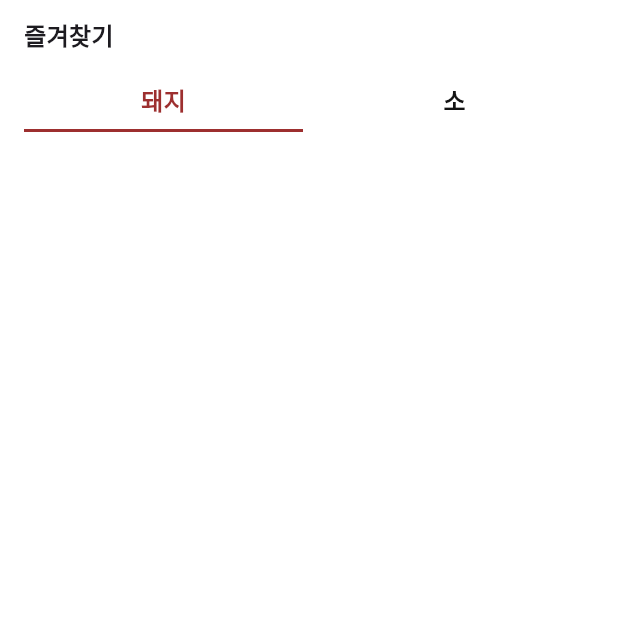
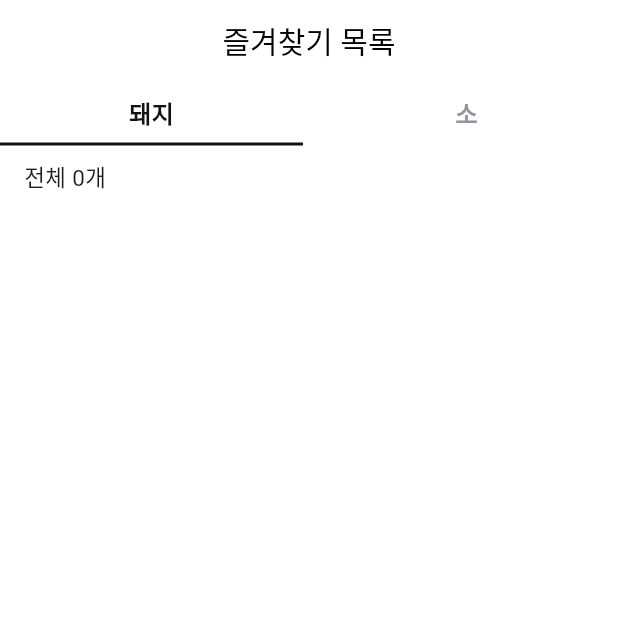
Before and after one commit to pdh0927/meat-dictionary, a Flutter app: the FavoritesScreen screen opened by its route, on a phone screen of 412 x 824 dp, the top half of it. Run offline on Flutter 3.47's test engine with Material 3 defaults, Android fonts, the phone set to English and light mode, and no system bars; our stand-ins replace flutter_riverpod, go_router, phosphor_flutter, shared_preferences, sizer; accounts and stored records are empty; Roboto replaces fonts that are missing (Pretendard); project files that could hold a hidden picture were left out.

Commit message:
cleanup: change design

```diff
--- a/lib/meat/component/meat_menu.dart
+++ b/lib/meat/component/meat_menu.dart
@@ -53,7 +53,7 @@ class _TitleBox extends StatelessWidget {
           decoration: BoxDecoration(
             border: Border(
               bottom: BorderSide(
-                color: isSelect ? PRIMARY_COLOR : Colors.transparent,
+                color: isSelect ? BLACK_COLOR : Colors.transparent,
                 width: 2.0,
               ),
             ),
@@ -63,7 +63,7 @@ class _TitleBox extends StatelessWidget {
               title,
               style: TextStyle(
                 fontSize: 16,
-                color: isSelect ? PRIMARY_COLOR : BLACK_COLOR,
+                color: isSelect ? BLACK_COLOR : GREY_COLOR,
                 fontWeight: FontWeight.w600,
               ),
             ),
--- a/lib/meat/view/favorites_screen.dart
+++ b/lib/meat/view/favorites_screen.dart
@@ -1,18 +1,21 @@
 import 'package:flutter/material.dart';
-import 'package:meat_dictionary/common/const/text_style.dart';
+import 'package:flutter_riverpod/flutter_riverpod.dart';
 import 'package:meat_dictionary/common/layout/default_layout.dart';
 import 'package:meat_dictionary/meat/component/dictionary_list.dart';
 import 'package:meat_dictionary/meat/component/meat_menu.dart';
 import 'package:meat_dictionary/meat/model/meat_model.dart';
+import 'package:meat_dictionary/meat/provider/favorites_provider.dart';
 
-class FavoritesScreen extends StatefulWidget {
+class FavoritesScreen extends ConsumerStatefulWidget {
+  static String get routeName => 'favorites';
+
   const FavoritesScreen({super.key});
 
   @override
-  State createState() => _FavoritesScreenState();
+  ConsumerState createState() => _FavoritesScreenState();
 }
 
-class _FavoritesScreenState extends State<FavoritesScreen> {
+class _FavoritesScreenState extends ConsumerState<FavoritesScreen> {
   MeatType selectedType = MeatType.pork; // 기본값을 돼지로 설정
 
   void _onTypeChanged(MeatType type) {
@@ -24,20 +27,26 @@ class _FavoritesScreenState extends State<FavoritesScreen> {
   @override
   Widget build(BuildContext context) {
     return DefaultLayout(
-      child: SafeArea(
-        child: Padding(
-          padding: const EdgeInsets.symmetric(horizontal: 16.0),
+      title: "즐겨찾기 목록",
       child: Column(
         crossAxisAlignment: CrossAxisAlignment.start,
         children: [
-              const SizedBox(height: 12.0),
-              Text('즐겨찾기', style: screenTitleStyle),
-              const SizedBox(height: 12.0),
           MeatMenu(
             selectedType: selectedType,
             onTypeChanged: _onTypeChanged,
           ),
-              const SizedBox(height: 24.0),
+          const SizedBox(height: 10.0),
+          Padding(
+            padding: const EdgeInsets.symmetric(horizontal: 16.0),
+            child: Text(
+              '전체 ${ref.read(favoritesProvider)[selectedType]!.length}개',
+              style: const TextStyle(
+                fontWeight: FontWeight.w400,
+                fontSize: 15,
+              ),
+            ),
+          ),
+          const SizedBox(height: 10.0),
           Expanded(
             child: DictionaryList(
               isFavoritesScreen: true,
@@ -46,8 +55,6 @@ class _FavoritesScreenState extends State<FavoritesScreen> {
           ),
         ],
       ),
-        ),
-      ),
     );
   }
 }
```
Also changed, not shown: lib/common/view/root_tab.dart (+19 -8 lines). Lines whose indentation alone changed are shown as unchanged.
